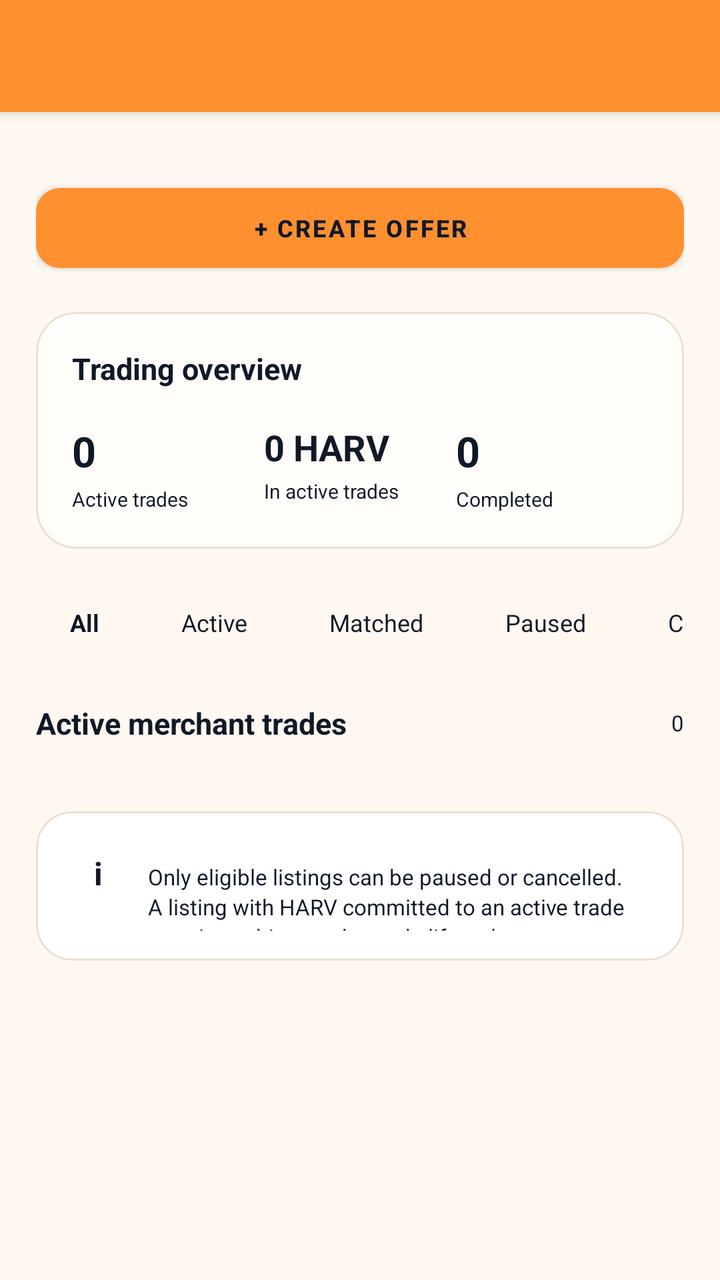
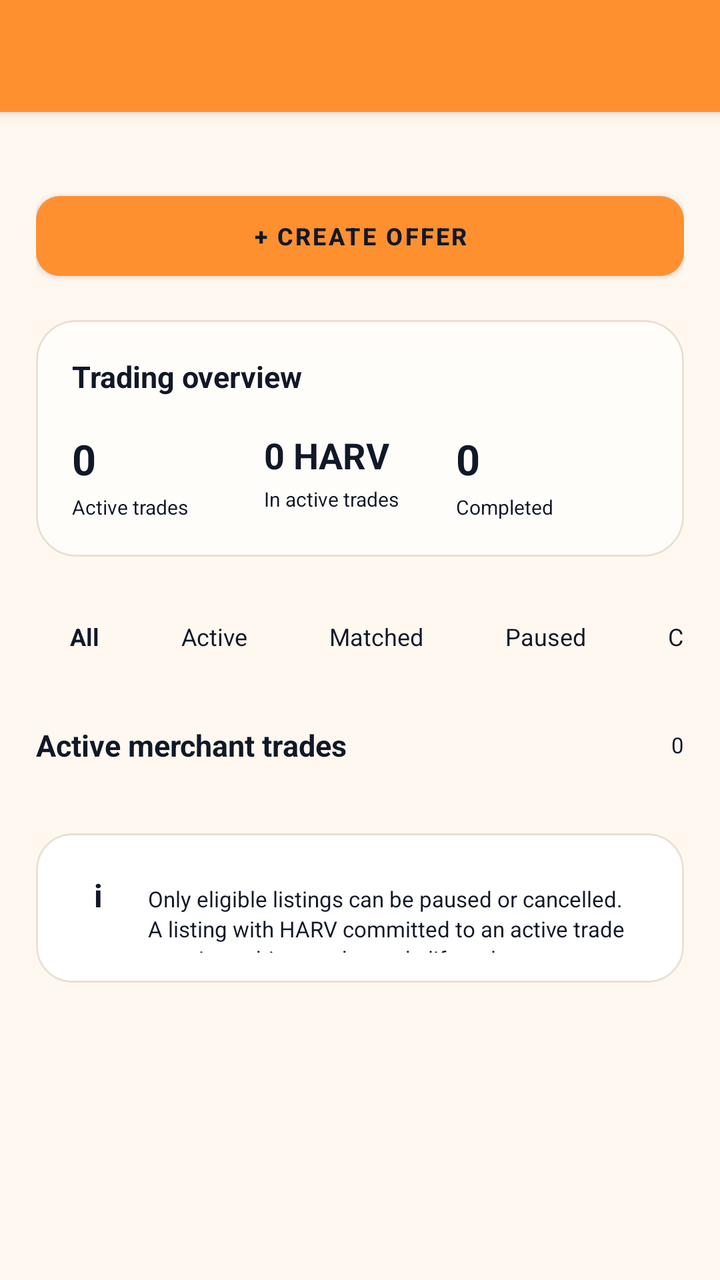

Before-and-after screenshots of an Android layout around one commit, followed by the original layout XML and the change that was made.
<!-- AndroidManifest.xml: application theme AppTheme -->
<!-- res/layout/p2p_merchant_manager.xml -->
<androidx.coordinatorlayout.widget.CoordinatorLayout
	xmlns:android="http://schemas.android.com/apk/res/android"
	xmlns:app="http://schemas.android.com/apk/res-auto"
	xmlns:tools="http://schemas.android.com/tools"
	android:id="@+id/_coordinator"
	android:layout_width="match_parent"
	android:layout_height="match_parent">
	<com.google.android.material.appbar.AppBarLayout
		android:id="@+id/_app_bar"
		android:layout_width="match_parent"
		android:layout_height="wrap_content"
		android:theme="@style/AppTheme.AppBarOverlay">
		<androidx.appcompat.widget.Toolbar
			android:id="@+id/_toolbar"
			android:layout_width="match_parent"
			android:layout_height="?attr/actionBarSize"
			android:background="?attr/appBarColor"
			app:popupTheme="@style/AppTheme.PopupOverlay" />
	</com.google.android.material.appbar.AppBarLayout>
	<androidx.core.widget.NestedScrollView
		android:layout_width="match_parent"
		android:layout_height="match_parent"
		android:background="@color/colorP2pBg"
		android:fillViewport="true"
		android:clipToPadding="false"
		app:layout_behavior="@string/appbar_scrolling_view_behavior">
		<LinearLayout
			android:id="@+id/merchant_manager_root"
			android:layout_width="match_parent"
			android:layout_height="wrap_content"
			android:paddingTop="16dp"
			android:paddingBottom="35dp"
			android:orientation="vertical"
			android:paddingStart="18dp"
			android:paddingEnd="18dp">
			<com.google.android.material.button.MaterialButton
				android:id="@+id/btn_create_offer"
				android:layout_width="match_parent"
				android:layout_height="52dp"
				android:layout_marginTop="16dp"
				android:gravity="center_horizontal|center_vertical"
				android:text="+ Create Offer"
				android:textSize="12sp"
				android:textStyle="bold"
				android:textColor="@color/colorTextOnAccent"
				app:backgroundTint="@color/colorAccent"
				app:cornerRadius="12dp" />
			<com.google.android.material.card.MaterialCardView
				android:id="@+id/card_manager_summary"
				android:layout_width="match_parent"
				android:layout_height="wrap_content"
				android:layout_marginTop="16dp"
				app:cardBackgroundColor="@color/colorOverlayLight"
				app:cardCornerRadius="20dp"
				app:cardElevation="0dp"
				app:strokeColor="@color/colorP2pBorder"
				app:strokeWidth="1dp">
				<LinearLayout
					android:id="@+id/linear239"
					android:layout_width="match_parent"
					android:layout_height="wrap_content"
					android:padding="18dp"
					android:orientation="vertical">
					<TextView
						android:id="@+id/textview141"
						android:layout_width="wrap_content"
						android:layout_height="wrap_content"
						android:text="Trading overview"
						android:textSize="15sp"
						android:textStyle="bold" />
					<LinearLayout
						android:id="@+id/linear240"
						android:layout_width="match_parent"
						android:layout_height="wrap_content"
						android:layout_marginTop="17dp"
						android:orientation="horizontal">
						<LinearLayout
							android:id="@+id/linear241"
							android:layout_width="0dp"
							android:layout_height="wrap_content"
							android:orientation="vertical"
							android:layout_weight="1">
							<TextView
								android:id="@+id/tv_summary_active"
								android:layout_width="wrap_content"
								android:layout_height="wrap_content"
								android:text="0"
								android:textSize="21sp"
								android:textStyle="bold" />
							<TextView
								android:id="@+id/textview142"
								android:layout_width="wrap_content"
								android:layout_height="wrap_content"
								android:layout_marginTop="3dp"
								android:text="Active trades"
								android:textSize="10sp" />
						</LinearLayout>
						<LinearLayout
							android:id="@+id/linear242"
							android:layout_width="0dp"
							android:layout_height="wrap_content"
							android:orientation="vertical"
							android:layout_weight="1">
							<TextView
								android:id="@+id/tv_summary_locked"
								android:layout_width="wrap_content"
								android:layout_height="wrap_content"
								android:text="0 HARV"
								android:textSize="18sp"
								android:textStyle="bold" />
							<TextView
								android:id="@+id/textview143"
								android:layout_width="wrap_content"
								android:layout_height="wrap_content"
								android:layout_marginTop="3dp"
								android:text="In active trades"
								android:textSize="10sp" />
						</LinearLayout>
						<LinearLayout
							android:id="@+id/linear243"
							android:layout_width="0dp"
							android:layout_height="wrap_content"
							android:orientation="vertical"
							android:layout_weight="1">
							<TextView
								android:id="@+id/tv_summary_completed"
								android:layout_width="wrap_content"
								android:layout_height="wrap_content"
								android:text="0"
								android:textSize="21sp"
								android:textStyle="bold" />
							<TextView
								android:id="@+id/textview144"
								android:layout_width="wrap_content"
								android:layout_height="wrap_content"
								android:layout_marginTop="3dp"
								android:text="Completed"
								android:textSize="10sp" />
						</LinearLayout>
					</LinearLayout>
				</LinearLayout>
			</com.google.android.material.card.MaterialCardView>
			<HorizontalScrollView
				android:id="@+id/manager_filter_scroll"
				android:layout_width="match_parent"
				android:layout_height="wrap_content"
				android:layout_marginTop="17dp"
				android:scrollbars="none">
				<LinearLayout
					android:id="@+id/manager_filter_container"
					android:layout_width="wrap_content"
					android:layout_height="wrap_content"
					android:orientation="horizontal">
					<TextView
						android:id="@+id/filter_manager_all"
						android:layout_width="wrap_content"
						android:layout_height="40dp"
						android:gravity="center_horizontal|center_vertical"
						android:text="All"
						android:textSize="12sp"
						android:textStyle="bold"
						android:layout_weight="1"
						android:paddingStart="17dp"
						android:paddingEnd="17dp" />
					<TextView
						android:id="@+id/filter_manager_active"
						android:layout_width="wrap_content"
						android:layout_height="40dp"
						android:gravity="center_horizontal|center_vertical"
						android:text="Active"
						android:textSize="12sp"
						android:layout_weight="1"
						android:layout_marginStart="7dp"
						android:paddingStart="17dp"
						android:paddingEnd="17dp" />
					<TextView
						android:id="@+id/filter_manager_matched"
						android:layout_width="wrap_content"
						android:layout_height="40dp"
						android:gravity="center_horizontal|center_vertical"
						android:text="Matched"
						android:textSize="12sp"
						android:layout_weight="1"
						android:layout_marginStart="7dp"
						android:paddingStart="17dp"
						android:paddingEnd="17dp" />
					<TextView
						android:id="@+id/filter_manager_paused"
						android:layout_width="wrap_content"
						android:layout_height="40dp"
						android:gravity="center_horizontal|center_vertical"
						android:text="Paused"
						android:textSize="12sp"
						android:layout_weight="1"
						android:layout_marginStart="7dp"
						android:paddingStart="17dp"
						android:paddingEnd="17dp" />
					<TextView
						android:id="@+id/filter_manager_closed"
						android:layout_width="wrap_content"
						android:layout_height="40dp"
						android:gravity="center_horizontal|center_vertical"
						android:text="Closed"
						android:textSize="12sp"
						android:layout_weight="1"
						android:layout_marginStart="7dp"
						android:paddingStart="17dp"
						android:paddingEnd="17dp" />
				</LinearLayout>
			</HorizontalScrollView>
			<LinearLayout
				android:id="@+id/linear244"
				android:layout_width="match_parent"
				android:layout_height="wrap_content"
				android:layout_marginTop="20dp"
				android:gravity="center_vertical"
				android:orientation="horizontal">
				<TextView
					android:id="@+id/tv_manager_section_title"
					android:layout_width="0dp"
					android:layout_height="wrap_content"
					android:text="Active merchant trades"
					android:textSize="15sp"
					android:textStyle="bold"
					android:layout_weight="1" />
				<TextView
					android:id="@+id/tv_manager_result_count"
					android:layout_width="wrap_content"
					android:layout_height="wrap_content"
					android:text="0"
					android:textSize="11sp" />
			</LinearLayout>
			<androidx.recyclerview.widget.RecyclerView
				android:id="@+id/recycler_merchant_trades"
				android:layout_width="match_parent"
				android:layout_height="wrap_content"
				android:layout_marginTop="10dp"
				android:paddingBottom="10dp"
				android:nestedScrollingEnabled="false"
				android:clipToPadding="false"
				android:overScrollMode="never" />
			<LinearLayout
				android:id="@+id/layout_manager_empty"
				android:layout_width="match_parent"
				android:layout_height="wrap_content"
				android:layout_marginTop="35dp"
				android:padding="30dp"
				android:gravity="center_horizontal|center_vertical"
				android:orientation="vertical"
				android:visibility="gone">
				<TextView
					android:id="@+id/textview145"
					android:layout_width="wrap_content"
					android:layout_height="wrap_content"
					android:text="No merchant trades"
					android:textSize="17sp"
					android:textStyle="bold" />
				<TextView
					android:id="@+id/textview146"
					android:layout_width="match_parent"
					android:layout_height="wrap_content"
					android:layout_marginTop="7dp"
					android:gravity="center_horizontal|center_vertical"
					android:text="Your active listings and matched trades will appear here."
					android:textSize="12sp" />
			</LinearLayout>
			<com.google.android.material.card.MaterialCardView
				android:id="@+id/card_manager_info"
				android:layout_width="match_parent"
				android:layout_height="wrap_content"
				android:layout_marginTop="14dp"
				app:cardBackgroundColor="@color/colorP2pSurface"
				app:cardCornerRadius="18dp"
				app:cardElevation="0dp"
				app:strokeColor="@color/colorP2pBorder"
				app:strokeWidth="1dp">
				<LinearLayout
					android:id="@+id/linear245"
					android:layout_width="match_parent"
					android:layout_height="wrap_content"
					android:padding="15dp"
					android:orientation="horizontal">
					<TextView
						android:id="@+id/textview147"
						android:layout_width="32dp"
						android:layout_height="32dp"
						android:gravity="center_horizontal|center_vertical"
						android:text="i"
						android:textSize="16sp"
						android:textStyle="bold" />
					<TextView
						android:id="@+id/tv_manager_info"
						android:layout_width="0dp"
						android:layout_height="wrap_content"
						android:text="Only eligible listings can be paused or cancelled. A listing with HARV committed to an active trade remains subject to the trade lifecycle."
						android:textSize="11sp"
						android:layout_weight="1"
						android:layout_marginStart="9dp"
						android:lineSpacingExtra="2dp" />
				</LinearLayout>
			</com.google.android.material.card.MaterialCardView>
		</LinearLayout>
	</androidx.core.widget.NestedScrollView>
</androidx.coordinatorlayout.widget.CoordinatorLayout>
<!-- resources referenced by this layout -->
<resources>
  <color name="colorAccent">#FF9030</color>
  <color name="colorOverlayLight">#B3FFFFFF</color>
  <color name="colorP2pBg">#FFF8F0</color>
  <color name="colorP2pBorder">#EADFD0</color>
  <color name="colorP2pSurface">#FFFFFF</color>
  <color name="colorTextOnAccent">#111827</color>
  <style name="AppTheme.AppBarOverlay" parent="ThemeOverlay.MaterialComponents.Light">
          
          <item name="android:textColorPrimary">?attr/onAppBarColor</item>
          <item name="android:textColorSecondary">?attr/onAppBarColor</item>
          <item name="colorControlNormal">?attr/onAppBarColor</item>
          <item name="colorOnSurface">?attr/onAppBarColor</item>
      </style>
  <style name="AppTheme.PopupOverlay" parent="ThemeOverlay.MaterialComponents.Light" />
  <style name="HarvanaTextView" parent="android:Widget.TextView">
          <item name="android:textColor">@color/colorTextPrimary</item>
      </style>
  <color name="colorAccentDark">#E57A14</color>
  <color name="colorError">#EF4444</color>
  <color name="colorTextPrimaryWhite">#FFFFFF</color>
  <color name="colorControlNormal">#6B7280</color>
  <color name="colorAccentRipple">#1AFF9030</color>
  <color name="colorAccentStroke">#33FF9030</color>
  <color name="colorAccentStrong">#B85F0A</color>
  <color name="colorTextPrimary">#111827</color>
  <color name="colorBackground">#FFF8F0</color>
  <color name="colorSurface">#FFFFFF</color>
  <color name="colorTextSecondary">#4B5563</color>
  <color name="colorTextTertiary">#6B7280</color>
  <style name="HarvanaAlertDialog" parent="ThemeOverlay.MaterialComponents.MaterialAlertDialog">
          <item name="colorPrimary">@color/colorAccent</item>
          <item name="colorAccent">@color/colorAccent</item>
          <item name="colorSurface">@color/colorSurface</item>
          <item name="colorOnPrimary">@color/colorTextOnAccent</item>
          <item name="colorOnSurface">@color/colorTextPrimary</item>
          <item name="android:textColorPrimary">@color/colorTextPrimary</item>
          <item name="android:textColor">@color/colorTextPrimary</item>
          <item name="android:windowBackground">@color/colorSurface</item>
          <item name="buttonBarPositiveButtonStyle">@style/HarvanaDialogButton</item>
          <item name="buttonBarNegativeButtonStyle">@style/HarvanaDialogButton</item>
          <item name="buttonBarNeutralButtonStyle">@style/HarvanaDialogButton</item>
      </style>
  <style name="HarvanaDialogButton" parent="Widget.MaterialComponents.Button.TextButton.Dialog">
          <item name="android:textColor">@color/colorAccent</item>
          <item name="android:minHeight">48dp</item>
      </style>
  <style name="HarvanaBottomSheetStyle" parent="Widget.MaterialComponents.BottomSheet.Modal">
          <item name="backgroundTint">?attr/colorSurface</item>
          <item name="shapeAppearanceOverlay">@style/HarvanaBottomSheetShape</item>
      </style>
  <style name="HarvanaBottomSheetShape" parent="">
          <item name="cornerFamily">rounded</item>
          <item name="cornerSizeTopLeft">20dp</item>
          <item name="cornerSizeTopRight">20dp</item>
          <item name="cornerSizeBottomLeft">0dp</item>
          <item name="cornerSizeBottomRight">0dp</item>
      </style>
  <!-- unchanged entries left out for length: 2 -->
</resources>

<!-- the commit's change to res/layout/p2p_merchant_manager.xml (unified diff, before → after) -->
@@ -37,7 +37,7 @@
 				android:id="@+id/btn_create_offer"
 				android:layout_width="match_parent"
 				android:layout_height="52dp"
-				android:layout_marginTop="16dp"
+				android:layout_marginTop="20dp"
 				android:gravity="center_horizontal|center_vertical"
 				android:text="+ Create Offer"
 				android:textSize="12sp"
@@ -144,7 +144,8 @@
 				android:id="@+id/manager_filter_scroll"
 				android:layout_width="match_parent"
 				android:layout_height="wrap_content"
-				android:layout_marginTop="17dp"
+				android:layout_marginTop="20dp"
+				android:layout_marginBottom="4dp"
 				android:scrollbars="none">
 				<LinearLayout
 					android:id="@+id/manager_filter_container"
